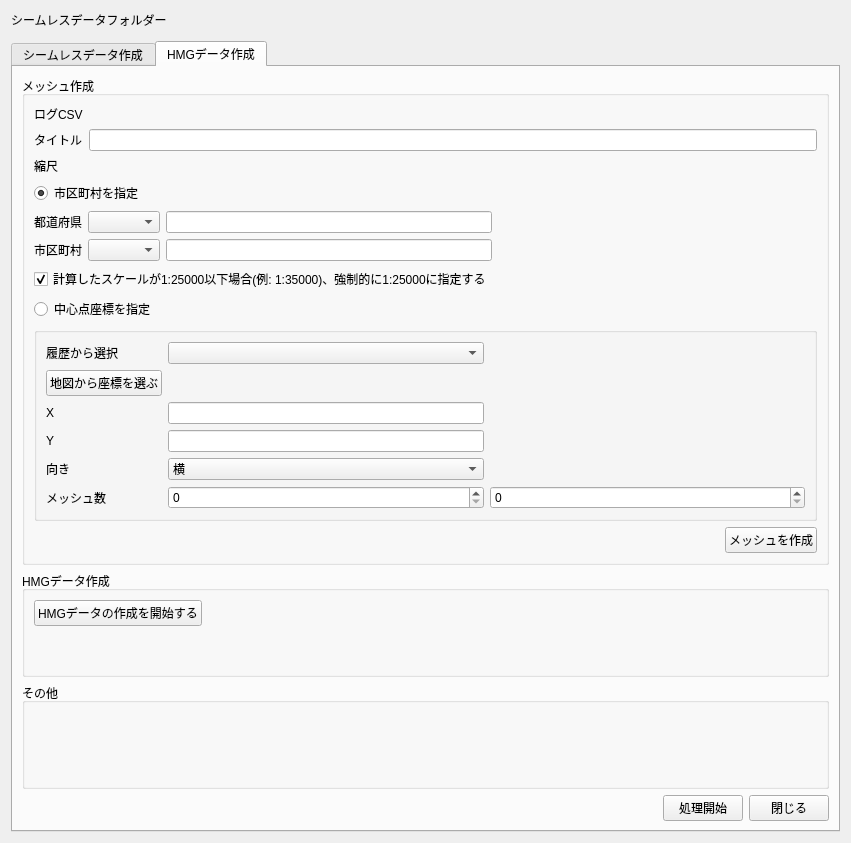
Above: ui/main_window.ui from 0712kazu/HazardMapGame_tool before the change. Below: the same form after it.
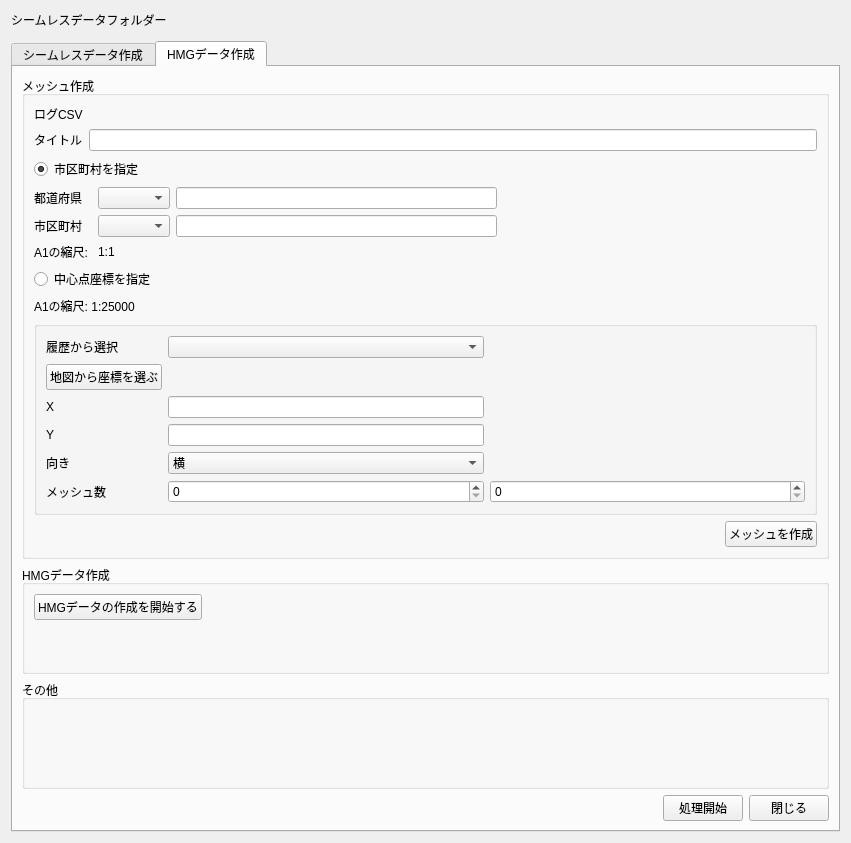
That is the form after the change. The open tabs and pages were chosen to show the change. Custom widgets are drawn as their Qt base class.

Commit message: Fit A1 Scale to city extent

```diff
--- a/ui/main_window.ui
+++ b/ui/main_window.ui
@@ -343,20 +343,6 @@
               </property>
              </widget>
             </item>
-            <item row="2" column="1">
-                <widget class="QgsScaleWidget" name="scale_widget">
-                <property name="showCurrentScaleButton">
-                    <bool>true</bool>
-                </property>
-                </widget>
-                </item>
-            <item row="2" column="0">
-             <widget class="QLabel" name="label_4">
-              <property name="text">
-               <string>縮尺</string>
-              </property>
-             </widget>
-            </item>
             <item row="1" column="1">
              <widget class="QLineEdit" name="lineEdit_title"/>
             </item>
@@ -432,17 +418,35 @@
             </property>
             </widget>
             </item>
-           </layout>
-          </item>
-          <item>
-            <widget class="QCheckBox" name="fix_city_scale_checkbox">
+            <item row="2" column="0">
+             <widget class="QLabel" name="label_4">
+              <property name="text">
+               <string>A1の縮尺: </string>
+              </property>
+             </widget>
+            </item>
+            <item row="2" column="1">
+                <widget class="QLabel" name="a1_scale_label">
                 <property name="text">
-                    <string>計算したスケールが1:25000以下場合(例: 1:35000)、強制的に1:25000に指定する</string>
+                    <string>1:1</string>
                 </property>
-                <property name="checked">
+                </widget>
+            </item>  
+            <!-- <item row="3" column="0">
+             <widget class="QLabel" name="label_4">
+              <property name="text">
+               <string>QGISの縮尺</string>
+              </property>
+             </widget>
+            </item>
+            <item row="3" column="1">
+                <widget class="QgsScaleWidget" name="scale_widget">
+                <property name="showCurrentScaleButton">
                     <bool>true</bool>
                 </property>
-            </widget>
+                </widget>
+            </item>    -->
+           </layout>
           </item>
           <item>
            <widget class="QRadioButton" name="radioButton_point">
@@ -451,6 +455,13 @@
             </property>
            </widget>
           </item>
+          <item>
+              <widget class="QLabel" name="label_scalepoint">
+               <property name="text">
+                <string>A1の縮尺: 1:25000</string>
+               </property>
+              </widget>
+          </item>
           <item>
            <widget class="QGroupBox" name="groupBox_2">
             <property name="title">
```
The commit also changes 2 other files.
